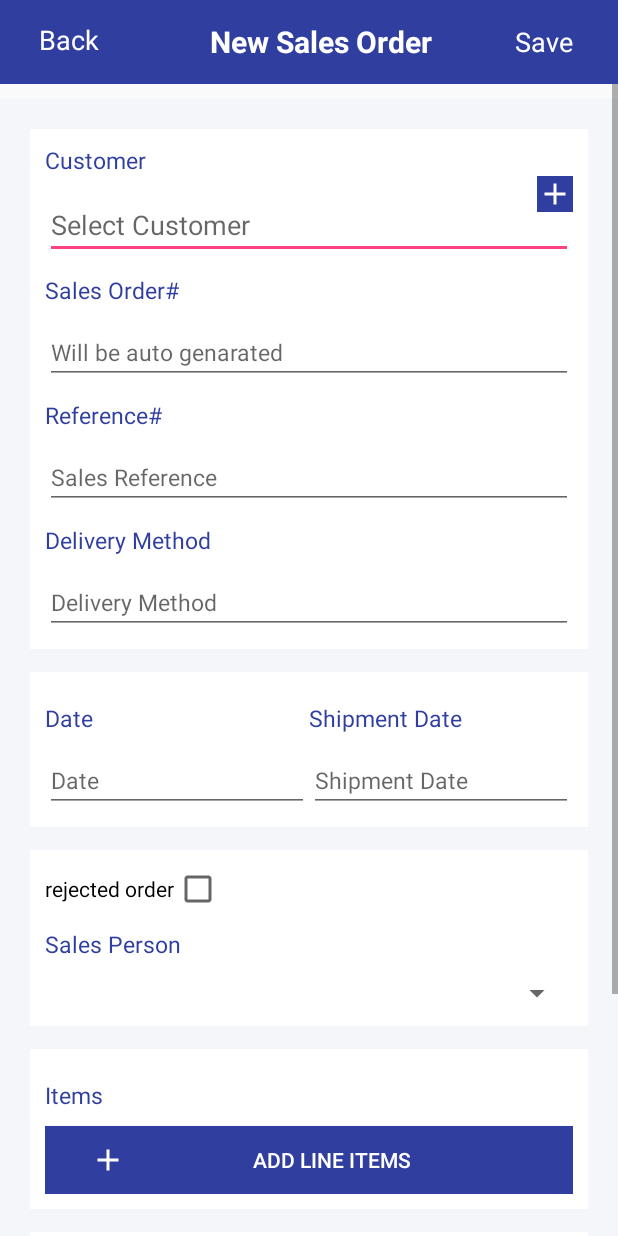
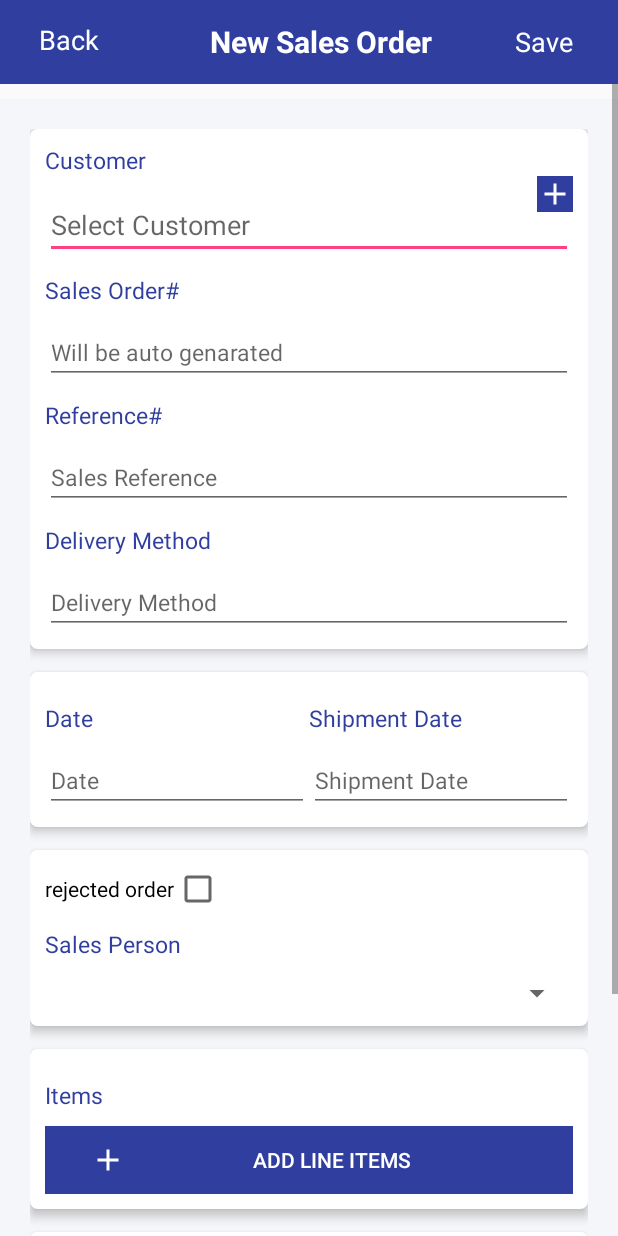
Before and after one commit to prithwimig16/VamDiokBox, an Android app: the SalesOrderActivity screen opened directly, with no data from a screen before it, on a phone screen of 412 x 824 dp. Run offline under Robolectric (Android 15) with nearby library versions, the phone set to English and light mode, and no system bars.

Commit message:
added elevation in sales-order  layout

```diff
--- /dev/null
+++ b/app/src/main/res/drawable/myrect.xml
@@ -0,0 +1,6 @@
+<?xml version="1.0" encoding="utf-8"?>
+<shape xmlns:android="http://schemas.android.com/apk/res/android"
+    android:shape="rectangle">
+    <solid android:color="@color/white"/>
+    <corners android:radius="5dp" />
+</shape>
--- a/app/src/main/res/layout/activity_sales_order.xml
+++ b/app/src/main/res/layout/activity_sales_order.xml
@@ -67,6 +67,7 @@
         android:layout_width="match_parent"
         android:layout_height="match_parent"
         android:layout_marginTop="10dp"
+
         android:background="@color/graycolor"
         android:padding="20dp">
 
@@ -74,7 +75,8 @@
             android:layout_width="match_parent"
             android:layout_height="wrap_content"
             android:id="@+id/linear1"
-            android:background="@color/white"
+            android:elevation="4dp"
+            android:background="@drawable/myrect"
             android:padding="10dp"
             android:orientation="vertical">
 
@@ -96,7 +98,6 @@
                     android:gravity="left"
                     android:layout_marginTop="10dp"
                     android:hint="Select Customer"
-                    android:layout_toLeftOf="@+id/bt_add_customer"
                     android:textAllCaps="false" />
 
                 <ImageButton
@@ -174,9 +175,10 @@
             android:layout_width="match_parent"
             android:layout_height="wrap_content"
             android:id="@+id/linear2"
+            android:elevation="4dp"
+            android:background="@drawable/myrect"
             android:layout_below="@+id/linear1"
             android:layout_marginTop="15dp"
-            android:background="@color/white"
             android:padding="10dp"
             android:weightSum="2"
             android:orientation="horizontal">
@@ -243,7 +245,8 @@
             android:id="@+id/linear3"
             android:layout_below="@+id/linear2"
             android:layout_marginTop="15dp"
-            android:background="@color/white"
+            android:elevation="4dp"
+            android:background="@drawable/myrect"
             android:padding="10dp"
             android:orientation="vertical">
 
@@ -279,7 +282,8 @@
             android:id="@+id/linear4"
             android:layout_below="@+id/linear3"
             android:layout_marginTop="15dp"
-            android:background="@color/white"
+            android:elevation="4dp"
+            android:background="@drawable/myrect"
             android:padding="10dp"
             android:orientation="vertical">
 
@@ -313,7 +317,8 @@
             android:id="@+id/linear5"
             android:layout_below="@+id/linear4"
             android:layout_marginTop="15dp"
-            android:background="@color/white"
+            android:elevation="4dp"
+            android:background="@drawable/myrect"
             android:padding="10dp"
             android:orientation="vertical">
 
```
